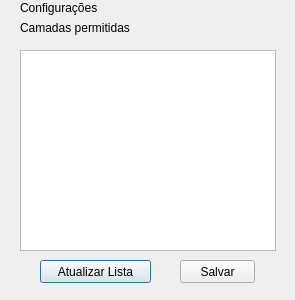
Before: the Qt Designer form configuracoes_dialog.ui in dihegomalvim/coleta-rural, drawn with Qt 5.
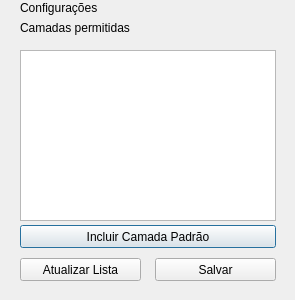
After: the same form once the commit is applied.

```diff
--- a/configuracoes_dialog.ui
+++ b/configuracoes_dialog.ui
@@ -45,16 +45,29 @@
      <x>20</x>
      <y>50</y>
      <width>256</width>
-     <height>201</height>
+     <height>171</height>
     </rect>
    </property>
   </widget>
+  <widget class="QPushButton" name="btnCamadaPadrao">
+   <property name="geometry">
+    <rect>
+     <x>20</x>
+     <y>225</y>
+     <width>256</width>
+     <height>23</height>
+    </rect>
+   </property>
+   <property name="text">
+    <string>Incluir Camada Padrão</string>
+   </property>
+  </widget>
   <widget class="QPushButton" name="btnAtualizar">
    <property name="geometry">
     <rect>
-     <x>40</x>
-     <y>260</y>
-     <width>111</width>
+     <x>20</x>
+     <y>258</y>
+     <width>121</width>
      <height>23</height>
     </rect>
    </property>
@@ -65,9 +78,9 @@
   <widget class="QPushButton" name="btnSalvarConfig">
    <property name="geometry">
     <rect>
-     <x>180</x>
-     <y>260</y>
-     <width>75</width>
+     <x>155</x>
+     <y>258</y>
+     <width>121</width>
      <height>23</height>
     </rect>
    </property>
```
